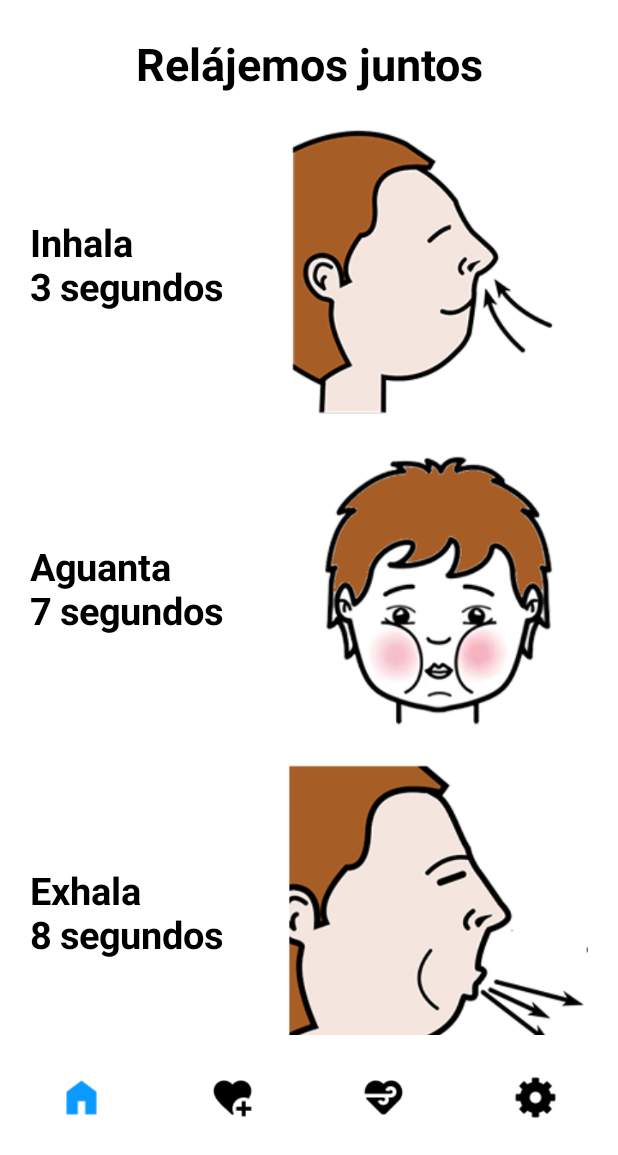
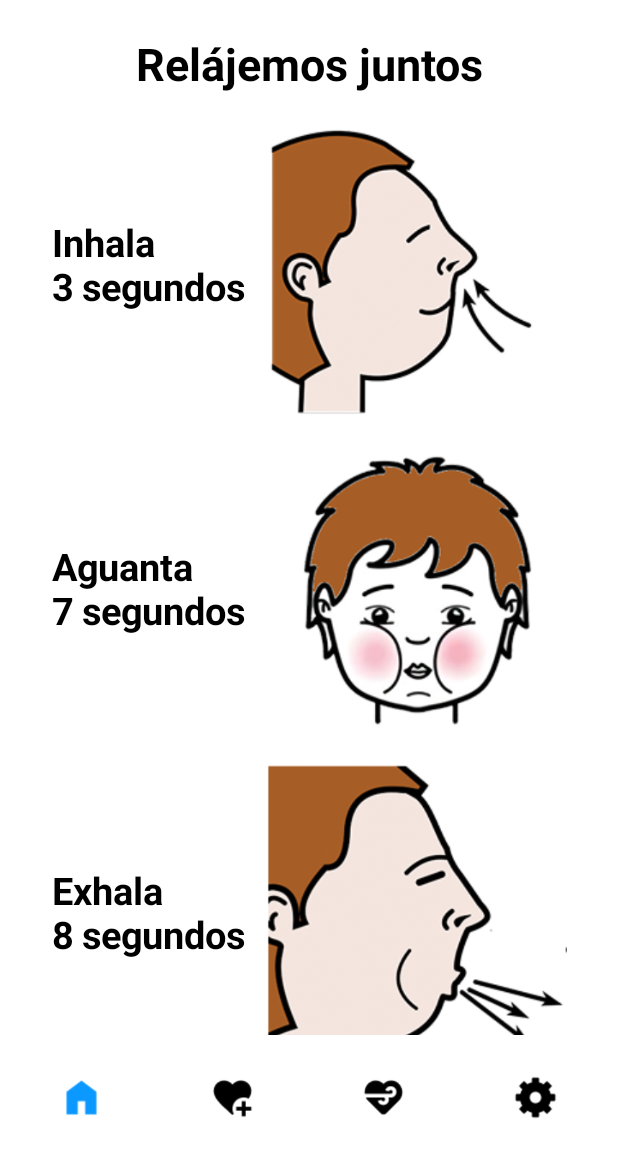
Before and after one commit to 11damia/MindSpeak, an Android app built with Jetpack Compose: the exercise screen opened through its navigation route, on a phone screen of 412 x 824 dp, the part 81-1236 px from its top. Run offline under Robolectric (Android 15) with nearby library versions, the light colour scheme and no system bars.

Commit message:
Exercicies better responsive

```diff
--- a/app/src/main/java/cat/dam/mindspeak/ui/screens/Exercises.kt
+++ b/app/src/main/java/cat/dam/mindspeak/ui/screens/Exercises.kt
@@ -33,6 +33,8 @@ fun Exercises(navController: NavHostController) {
             .fillMaxSize()
             .padding(start = 20.dp, end = 20.dp)
     ) {
+        LazyColumn(modifier = Modifier.fillMaxSize()) {
+            item {
                 Text(
                     text = "Relájemos juntos",
                     style = TextStyle(
@@ -43,10 +45,8 @@ fun Exercises(navController: NavHostController) {
                     ),
                     modifier = Modifier.fillMaxWidth()
                 )
-
                 Spacer(modifier = Modifier.height(16.dp))
-
-        LazyColumn(modifier = Modifier.fillMaxSize()) {
+            }
             items(exercises) { (text, imageRes) ->
                 ExerciseStep(text, imageRes)
             }
@@ -58,23 +58,24 @@ fun ExerciseStep(
     text: String,
     imageRes: Int
 ) {
-    val localCustomColors = LocalCustomColors.current  // Use the current value of LocalCustomColors
+    val localCustomColors = LocalCustomColors.current
 
     Row(
         modifier = Modifier.fillMaxWidth(),
-        verticalAlignment = Alignment.CenterVertically
+        verticalAlignment = Alignment.CenterVertically,
+        horizontalArrangement = Arrangement.Center
     ) {
+        Spacer(Modifier.weight(0.1f))
         Text(
             text = text,
             style = TextStyle(
                 fontWeight = FontWeight.Bold,
                 fontSize = 25.sp,
-                color = localCustomColors.text1  // Use the current text color
+                color = localCustomColors.text1
             ),
             modifier = Modifier.weight(1f),
             textAlign = TextAlign.Start
         )
-        Spacer(modifier = Modifier.width(16.dp))
         Image(
             painter = painterResource(id = imageRes),
             contentDescription = text,
@@ -82,6 +83,7 @@ fun ExerciseStep(
                 .width(200.dp)
                 .height(200.dp)
         )
+        Spacer(Modifier.weight(0.1f))
     }
     Spacer(modifier = Modifier.height(16.dp))
 }
```
Lines whose indentation alone changed are shown as unchanged.
